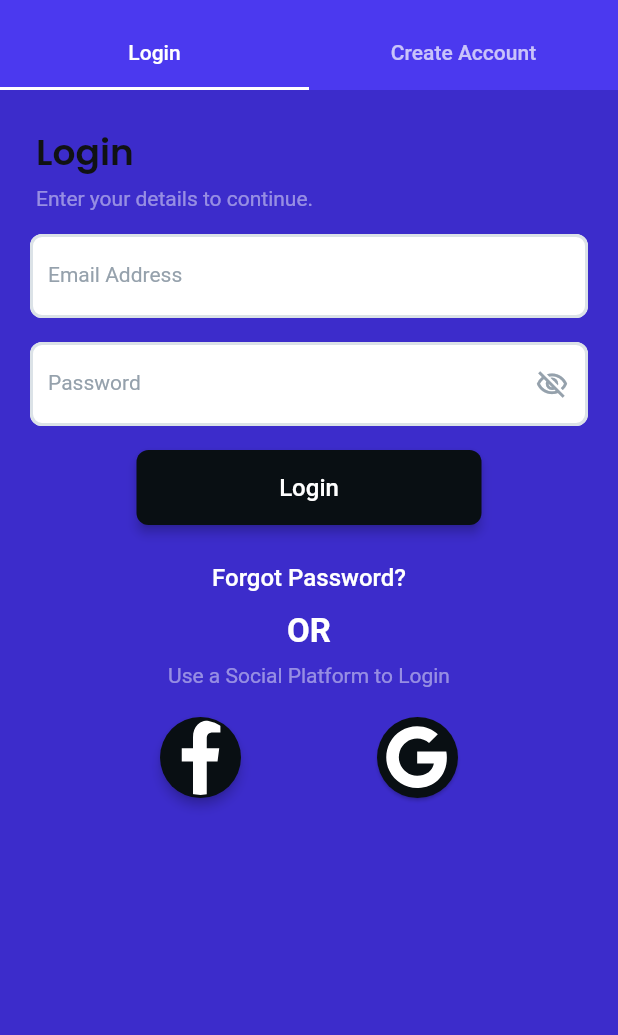
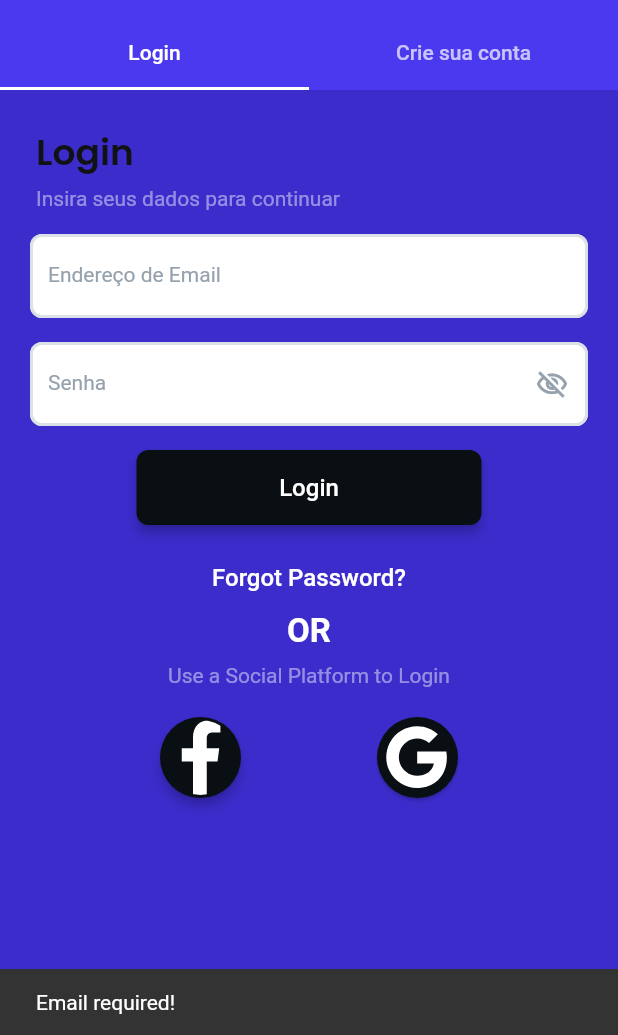
Before and after one commit to Renan-Sacca/perfectfinancing, a Flutter app: the screen it shows after launch, after a tap on "Forgot Password?", on a phone screen of 412 x 824 dp, the part 201-1236 px from its top. Run offline on Flutter 3.47's test engine with Material 2 defaults, Android fonts, the phone set to English and light mode, and no system bars; drawn by our look-alikes of auto_size_text; our stand-ins replace built_collection, built_value, cloud_firestore, equatable, firebase_auth, firebase_core and 9 more; missing offline and left inert: json_path; accounts and stored records are empty; generated files the repository leaves out were written again; Roboto replaces fonts that are missing (Lexend Deca).

Commit message:
Updating to latest FlutterFlow output.

```diff
--- a/lib/login/login_widget.dart
+++ b/lib/login/login_widget.dart
@@ -97,7 +97,7 @@ class _LoginWidgetState extends State<LoginWidget> {
                         text: 'Login',
                       ),
                       Tab(
-                        text: 'Create Account',
+                        text: 'Crie sua conta',
                       ),
                     ],
                   ),
@@ -137,7 +137,7 @@ class _LoginWidgetState extends State<LoginWidget> {
                                     mainAxisAlignment: MainAxisAlignment.start,
                                     children: [
                                       Text(
-                                        'Enter your details to continue.',
+                                        'Insira seus dados para continuar',
                                         textAlign: TextAlign.center,
                                         style: FlutterFlowTheme.of(context)
                                             .bodyText2
@@ -164,7 +164,7 @@ class _LoginWidgetState extends State<LoginWidget> {
                                               loginEmailAddressController,
                                           obscureText: false,
                                           decoration: InputDecoration(
-                                            labelText: 'Email Address',
+                                            labelText: 'Endereço de Email',
                                             labelStyle:
                                                 FlutterFlowTheme.of(context)
                                                     .bodyText1
@@ -175,8 +175,7 @@ class _LoginWidgetState extends State<LoginWidget> {
                                                       fontWeight:
                                                           FontWeight.normal,
                                                     ),
-                                            hintText:
-                                                'Enter your email here...',
+                                            hintText: 'Digite seu email aqui.',
                                             hintStyle:
                                                 FlutterFlowTheme.of(context)
                                                     .bodyText1
@@ -231,7 +230,7 @@ class _LoginWidgetState extends State<LoginWidget> {
                                           controller: loginPasswordController,
                                           obscureText: !loginPasswordVisibility,
                                           decoration: InputDecoration(
-                                            labelText: 'Password',
+                                            labelText: 'Senha',
                                             labelStyle:
                                                 FlutterFlowTheme.of(context)
                                                     .bodyText1
@@ -242,8 +241,7 @@ class _LoginWidgetState extends State<LoginWidget> {
                                                       fontWeight:
                                                           FontWeight.normal,
                                                     ),
-                                            hintText:
-                                                'Enter your email here...',
+                                            hintText: 'Digite sua senha aqui.',
                                             hintStyle:
                                                 FlutterFlowTheme.of(context)
                                                     .bodyText1
@@ -349,8 +347,23 @@ class _LoginWidgetState extends State<LoginWidget> {
                                   padding: EdgeInsetsDirectional.fromSTEB(
                                       0, 20, 0, 0),
                                   child: FFButtonWidget(
-                                    onPressed: () {
-                                      print('forgotPassword pressed ...');
+                                    onPressed: () async {
+                                      if (loginEmailAddressController
+                                          .text.isEmpty) {
+                                        ScaffoldMessenger.of(context)
+                                            .showSnackBar(
+                                          SnackBar(
+                                            content: Text(
+                                              'Email required!',
+                                            ),
+                                          ),
+                                        );
+                                        return;
+                                      }
+                                      await resetPassword(
+                                        email: loginEmailAddressController.text,
+                                        context: context,
+                                      );
                                     },
                                     text: 'Forgot Password?',
                                     options: FFButtonOptions(
@@ -509,7 +522,7 @@ class _LoginWidgetState extends State<LoginWidget> {
                                     mainAxisAlignment: MainAxisAlignment.start,
                                     children: [
                                       Text(
-                                        'Create Account',
+                                        'Crie sua conta',
                                         style: FlutterFlowTheme.of(context)
                                             .title1
                                             .override(
```
